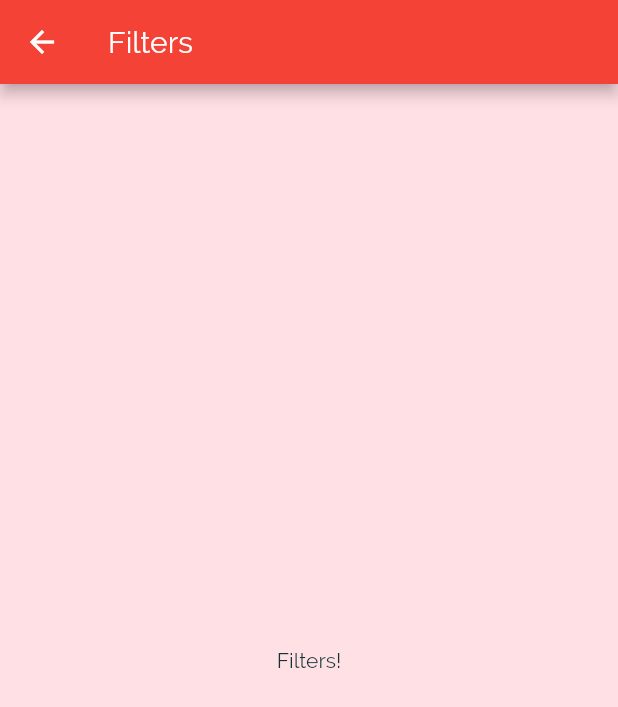
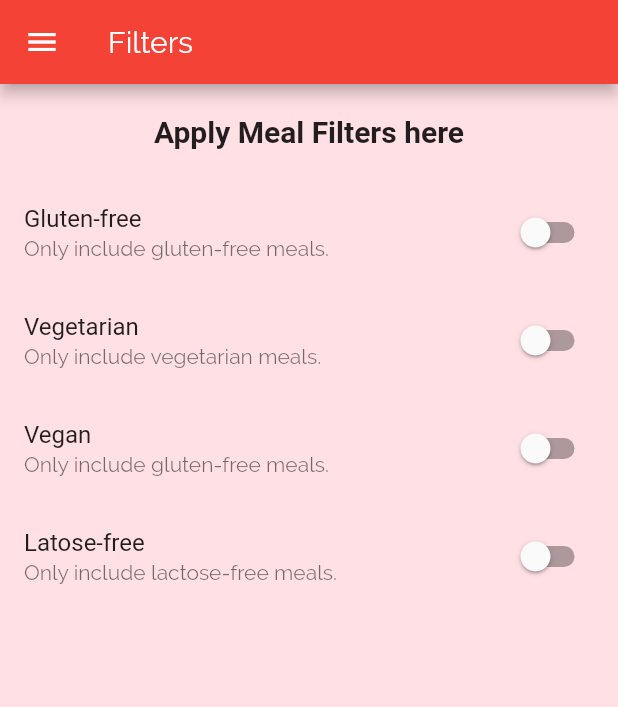
Before and after one commit to Hachi283/MealsApp, a Flutter app: the FiltersScreen screen opened by its route, on a phone screen of 412 x 824 dp. Shown: the top 707 px of the screen. Run offline on Flutter 3.47's test engine with Material 2 defaults, Android fonts, the phone set to English and light mode, and no system bars; Roboto replaces fonts that are missing (RobotoCondensed).

Commit message:
added filters for meals and nav enhancements

```diff
--- a/lib/screens/filters_screen.dart
+++ b/lib/screens/filters_screen.dart
@@ -1,7 +1,32 @@
 import 'package:flutter/material.dart';
 
-class FiltersScreen extends StatelessWidget {
+import '../widgets/main_drawer.dart';
+
+class FiltersScreen extends StatefulWidget {
   static const routeName = '/filters';
+
+  @override
+  _FiltersScreenState createState() => _FiltersScreenState();
+}
+
+class _FiltersScreenState extends State<FiltersScreen> {
+  bool _isGlutenFree = false;
+  bool _isVegetarian = false;
+  bool _isVegan = false;
+  bool _isLactoseFree = false;
+
+  Widget _buildListViewSwitch(
+    String title,
+    String description,
+    bool currentValue,
+    Function updateValue,
+  ) {
+    return SwitchListTile(
+        title: Text(title),
+        subtitle: Text(description),
+        value: currentValue,
+        onChanged: updateValue);
+  }
 
   @override
   Widget build(BuildContext context) {
@@ -9,8 +34,50 @@ class FiltersScreen extends StatelessWidget {
       appBar: AppBar(
         title: Text('Filters'),
       ),
-      body: Center(
-        child: Text('Filters!'),
+      drawer: MainDrawer(),
+      body: Column(
+        children: [
+          Container(
+            padding: EdgeInsets.all(20),
+            child: Text(
+              'Apply Meal Filters here',
+              style: Theme.of(context).textTheme.headline6,
+            ),
+          ),
+          Expanded(
+              child: ListView(
+            children: [
+              _buildListViewSwitch('Gluten-free',
+                  'Only include gluten-free meals.', _isGlutenFree, (newValue) {
+                setState(() {
+                  _isGlutenFree = newValue;
+                });
+              }),
+              _buildListViewSwitch(
+                  'Vegetarian', 'Only include vegetarian meals.', _isVegetarian,
+                  (newValue) {
+                setState(() {
+                  _isVegetarian = newValue;
+                });
+              }),
+              _buildListViewSwitch(
+                  'Vegan', 'Only include gluten-free meals.', _isVegan,
+                  (newValue) {
+                setState(() {
+                  _isVegan = newValue;
+                });
+              }),
+              _buildListViewSwitch(
+                  'Latose-free',
+                  'Only include lactose-free meals.',
+                  _isLactoseFree, (newValue) {
+                setState(() {
+                  _isLactoseFree = newValue;
+                });
+              }),
+            ],
+          ))
+        ],
       ),
     );
   }
--- a/lib/screens/meal_detail_screen.dart
+++ b/lib/screens/meal_detail_screen.dart
@@ -84,6 +84,11 @@ class MealDetailScreen extends StatelessWidget {
           ],
         ),
       ),
+      floatingActionButton: FloatingActionButton(
+          child: Icon(Icons.delete),
+          onPressed: () {
+            Navigator.of(context).pop(mealId);
+          }),
     );
   }
 }
--- a/lib/widgets/main_drawer.dart
+++ b/lib/widgets/main_drawer.dart
@@ -46,10 +46,10 @@ class MainDrawer extends StatelessWidget {
             height: 10,
           ),
           buildListTile('Meals', Icons.restaurant, () {
-            Navigator.of(context).pushNamed('/');
+            Navigator.of(context).pushReplacementNamed('/');
           }),
           buildListTile('Filters', Icons.settings, () {
-            Navigator.of(context).pushNamed(FiltersScreen.routeName);
+            Navigator.of(context).pushReplacementNamed(FiltersScreen.routeName);
           }),
         ],
       ),
```
Also changed, not shown: lib/screens/category_meal_screen.dart (+33 -12 lines), lib/widgets/meal_item.dart (+10 -2 lines).
